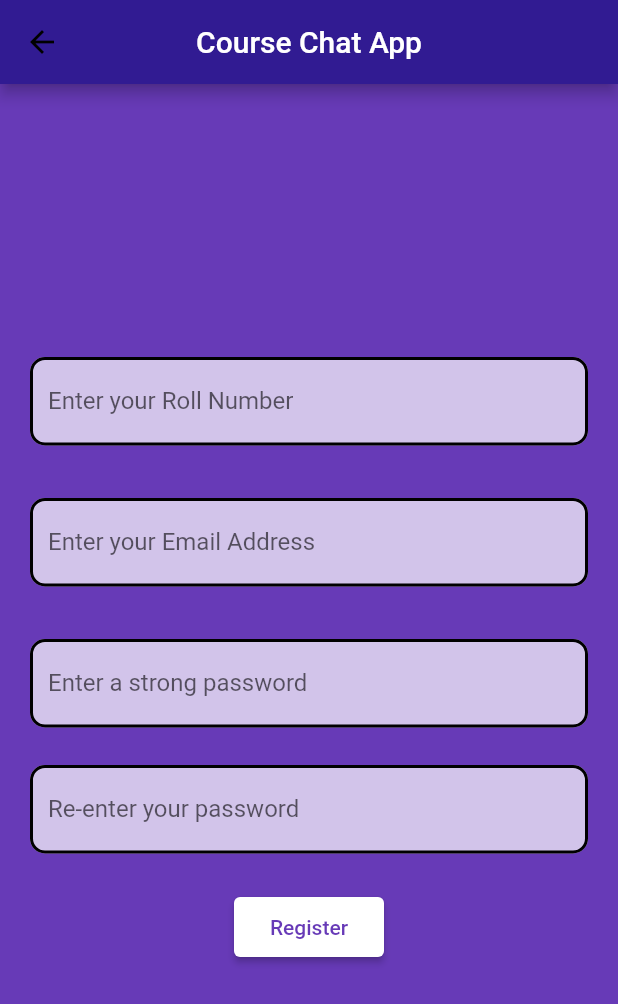
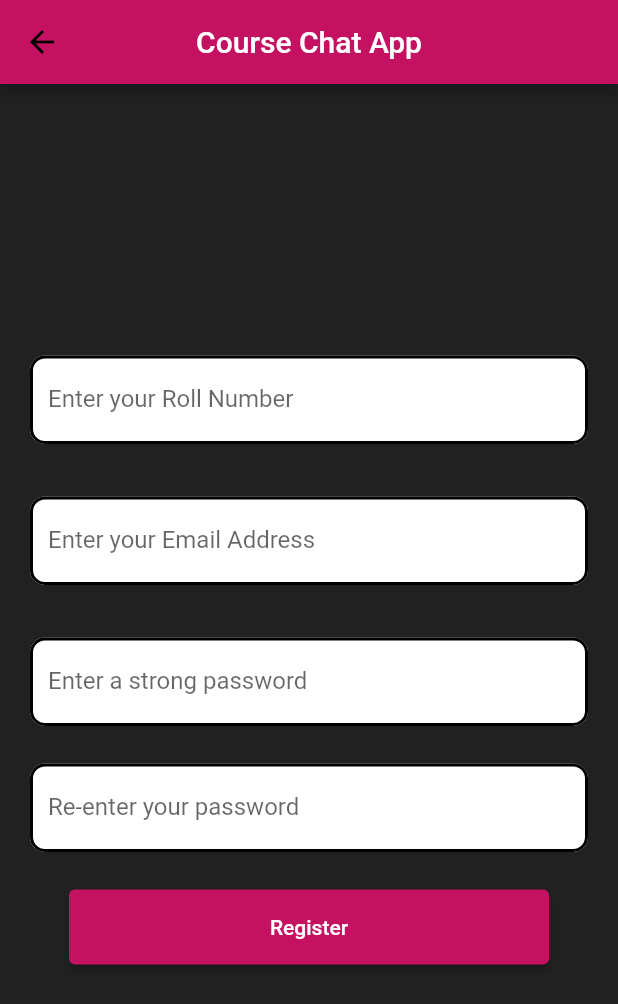
Before and after one commit to tusharbansal22/CS200-Chat-App, a Flutter app: the screen it shows after launch, after a tap on "Register", on a phone screen of 412 x 824 dp. Shown: the top 1004 px of the screen. Run offline on Flutter 3.47's test engine with Material 2 defaults, Android fonts, the phone set to English and light mode, and no system bars; our stand-ins replace supabase_flutter; accounts and stored records are empty.

Commit message:
design 1

```diff
--- a/lib/screens/login.dart
+++ b/lib/screens/login.dart
@@ -21,11 +21,11 @@ class _LoginState extends State<Login> {
           style: TextStyle(color: Colors.white),
         ),
         centerTitle: true,
-        backgroundColor: Colors.deepPurple[900],
+        backgroundColor: Colors.pinkAccent.shade700 ,
       ),
       body: Container(
         width: double.infinity,
-        color: Colors.deepPurple,
+        color: Colors.black87,
         child: Column(
           mainAxisAlignment: MainAxisAlignment.center,
           children: [
@@ -39,7 +39,7 @@ class _LoginState extends State<Login> {
                 textAlign: TextAlign.center,
                 keyboardType: TextInputType.emailAddress,
                 decoration: InputDecoration(
-                  fillColor: Colors.white70,
+                  fillColor: Colors.white,
                   filled: true,
                   enabledBorder: OutlineInputBorder().copyWith(
                       borderRadius:
@@ -66,7 +66,7 @@ class _LoginState extends State<Login> {
                 obscureText: true,
                 textAlign: TextAlign.center,
                 decoration: InputDecoration(
-                  fillColor: Colors.white70,
+                  fillColor: Colors.white,
                   filled: true,
                   enabledBorder: OutlineInputBorder().copyWith(
                       borderRadius:
@@ -82,9 +82,12 @@ class _LoginState extends State<Login> {
             ),
             Container(
               margin: EdgeInsets.symmetric(horizontal: 20),
+              width: 400,
+              height: 50,
+              // color: Colors.pinkAccent.shade700,
               child: ElevatedButton(
                 style: ElevatedButton.styleFrom(
-                    backgroundColor: Colors.white, fixedSize: Size(100, 40)),
+                    backgroundColor: Colors.pinkAccent.shade700, fixedSize: Size(100, 40)),
                 onPressed: () async {
                   final AuthResponse res =
                       await supabase.auth.signInWithPassword(
@@ -95,7 +98,7 @@ class _LoginState extends State<Login> {
                 },
                 child: Text(
                   'Login',
-                  style: TextStyle(color: Colors.deepPurple),
+                  style: TextStyle(color: Colors.white),
                 ),
               ),
             ),
--- a/lib/screens/logreg.dart
+++ b/lib/screens/logreg.dart
@@ -12,15 +12,21 @@ class _LogRegisterState extends State<LogRegister> {
   Widget build(BuildContext context) {
     return Scaffold(
       appBar: AppBar(
-        title: Text("Course Chat App"),
+        backgroundColor: Colors.pinkAccent.shade700,
+        title: Text("Course Chat App", style: TextStyle(color: Colors.white),),
         centerTitle: true,
       ),
       body: Container(
+        color: Colors.black87,
         child: Column(
           mainAxisAlignment: MainAxisAlignment.center,
           // crossAxisAlignment: CrossAxisAlignment.stretch,
           children: [
             Center(
+              child: Card(
+                surfaceTintColor: Colors.black54,
+                shadowColor: Colors.black,
+                elevation: 1,
                 child: Container(
                   width: 220,
                   height: 60,
@@ -28,9 +34,9 @@ class _LogRegisterState extends State<LogRegister> {
                     onPressed: () {
                       Navigator.pushNamed(context, "login");
                     },
-                  child: Text("Login"),
+                    child: Text("Login", style: TextStyle(color: Colors.white),),
                     style: ElevatedButton.styleFrom(
-                    backgroundColor: Colors.blueAccent,
+                      backgroundColor: Colors.pinkAccent.shade700,
                       textStyle: TextStyle(
                           color: Colors.white,
                           fontWeight: FontWeight.bold,
@@ -39,23 +45,29 @@ class _LogRegisterState extends State<LogRegister> {
                   ),
                 ),
               ),
+            ),
             SizedBox(
               height: 20,
             ),
-            Container(
+            Card(
+              surfaceTintColor: Colors.black54,
+              shadowColor: Colors.black,
+              elevation: 1,
+              child: Container(
                 width: 220,
                 height: 60,
                 child: ElevatedButton(
                   onPressed: () {
                     Navigator.pushNamed(context, "register");
                   },
-                child: Text("Register"),
+                  child: Text("Register", style: TextStyle(color: Colors.white),),
                   style: ElevatedButton.styleFrom(
-                  backgroundColor: Colors.blueAccent,
-                  textStyle: TextStyle(
+                    backgroundColor: Colors.pinkAccent.shade700,
+                    textStyle: const TextStyle(
                         color: Colors.white,
                         fontWeight: FontWeight.bold,
                         fontSize: 20),
+                  ),
                 ),
               ),
             ),
--- a/lib/screens/register.dart
+++ b/lib/screens/register.dart
@@ -23,11 +23,11 @@ class _RegisterScreenState extends State<RegisterScreen> {
             'Course Chat App',
             style: TextStyle(color: Colors.white),
           ),
-          backgroundColor: Colors.deepPurple[900],
+          backgroundColor: Colors.pinkAccent.shade700,
           centerTitle: true,
         ),
         body: Container(
-          color: Colors.deepPurple,
+          color: Colors.black87,
           child: Column(
             mainAxisAlignment: MainAxisAlignment.center,
             children: [
@@ -39,7 +39,7 @@ class _RegisterScreenState extends State<RegisterScreen> {
                     rollNo = value;
                   },
                   decoration: InputDecoration(
-                    fillColor: Colors.white70,
+                    fillColor: Colors.white,
                     filled: true,
                     enabledBorder: OutlineInputBorder().copyWith(
                         borderRadius:
@@ -62,7 +62,7 @@ class _RegisterScreenState extends State<RegisterScreen> {
                   },
                   keyboardType: TextInputType.emailAddress,
                   decoration: InputDecoration(
-                    fillColor: Colors.white70,
+                    fillColor: Colors.white,
                     filled: true,
                     enabledBorder: OutlineInputBorder().copyWith(
                         borderRadius:
@@ -85,7 +85,7 @@ class _RegisterScreenState extends State<RegisterScreen> {
                   },
                   obscureText: true,
                   decoration: InputDecoration(
-                    fillColor: Colors.white70,
+                    fillColor: Colors.white,
                     filled: true,
                     enabledBorder: OutlineInputBorder().copyWith(
                         borderRadius:
@@ -116,7 +116,7 @@ class _RegisterScreenState extends State<RegisterScreen> {
                   },
                   obscureText: true,
                   decoration: InputDecoration(
-                    fillColor: Colors.white70,
+                    fillColor: Colors.white,
                     filled: true,
                     enabledBorder: OutlineInputBorder().copyWith(
                         borderRadius:
@@ -130,7 +130,10 @@ class _RegisterScreenState extends State<RegisterScreen> {
               SizedBox(
                 height: 25,
               ),
-              ElevatedButton(
+              Container(
+                width:320,
+                height: 50,
+                child: ElevatedButton(
                   onPressed: () {
                     if (password != repassword) {
                       setState(() {
@@ -165,10 +168,11 @@ class _RegisterScreenState extends State<RegisterScreen> {
                     ;
                   },
                   style: ElevatedButton.styleFrom(
-                    backgroundColor: Colors.white, fixedSize: Size(100, 40)),
+                      backgroundColor: Colors.pinkAccent.shade700, fixedSize: Size(100, 40)),
                   child: Text(
                     'Register',
-                  style: TextStyle(color: Colors.deepPurple),
+                    style: TextStyle(color: Colors.white),
+                  ),
                 ),
               )
             ],
```
Lines whose indentation alone changed are shown as unchanged.
